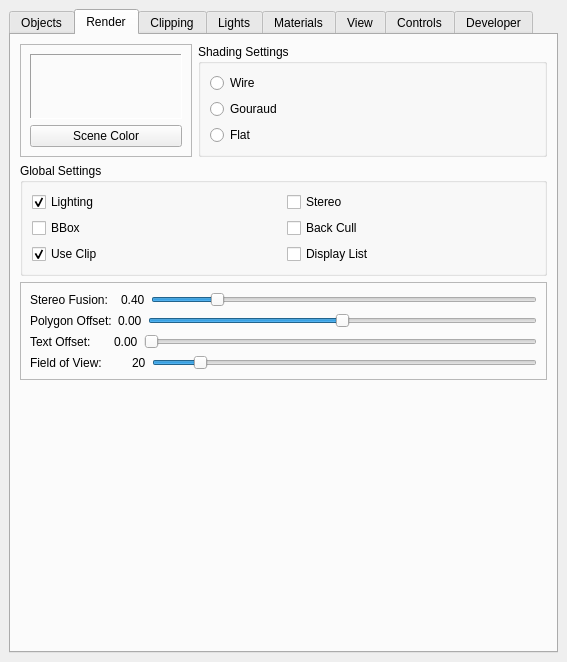
Before: the Qt Designer form src/Interface/Modules/Render/ViewSceneControls.ui in SCIInstitute/SCIRun, drawn with Qt 5.
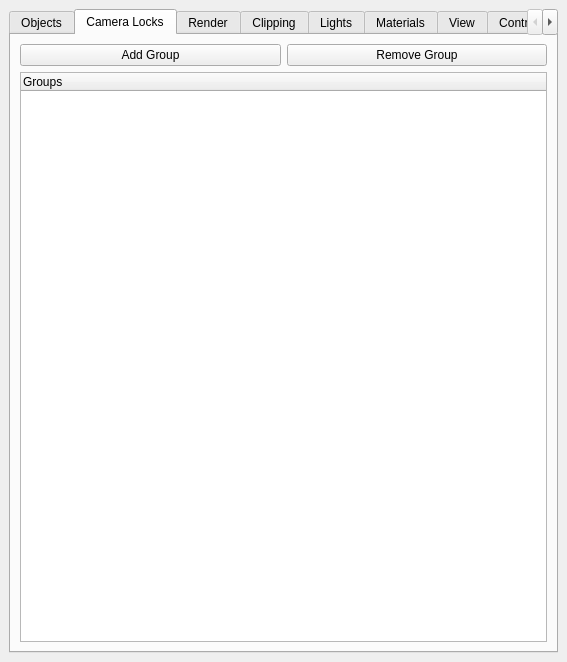
After: the same form once the commit is applied. The open tabs and pages were chosen to show the change.

Commit message: camera locking ui now working

What changed in the file:
```diff
--- a/src/Interface/Modules/Render/ViewSceneControls.ui
+++ b/src/Interface/Modules/Render/ViewSceneControls.ui
@@ -108,6 +108,43 @@
         </item>
        </layout>
       </widget>
+      <widget class="QWidget" name="CameraLocks">
+       <attribute name="title">
+        <string>Camera Locks</string>
+       </attribute>
+       <layout class="QGridLayout" name="gridLayout_9">
+        <item row="7" column="0">
+         <widget class="QTreeWidget" name="viewSceneTreeWidget_">
+          <property name="columnCount">
+           <number>1</number>
+          </property>
+          <column>
+           <property name="text">
+            <string>Groups</string>
+           </property>
+          </column>
+         </widget>
+        </item>
+        <item row="1" column="0">
+         <layout class="QHBoxLayout" name="horizontalLayout_3">
+          <item>
+           <widget class="QPushButton" name="addGroup_">
+            <property name="text">
+             <string>Add Group</string>
+            </property>
+           </widget>
+          </item>
+          <item>
+           <widget class="QPushButton" name="removeGroup_">
+            <property name="text">
+             <string>Remove Group</string>
+            </property>
+           </widget>
+          </item>
+         </layout>
+        </item>
+       </layout>
+      </widget>
       <widget class="QWidget" name="RenderTab">
        <attribute name="title">
         <string>Render</string>
```
Left out of the diff: 2 changed lines with no effect on the pictures. The commit also changes 6 other files.
